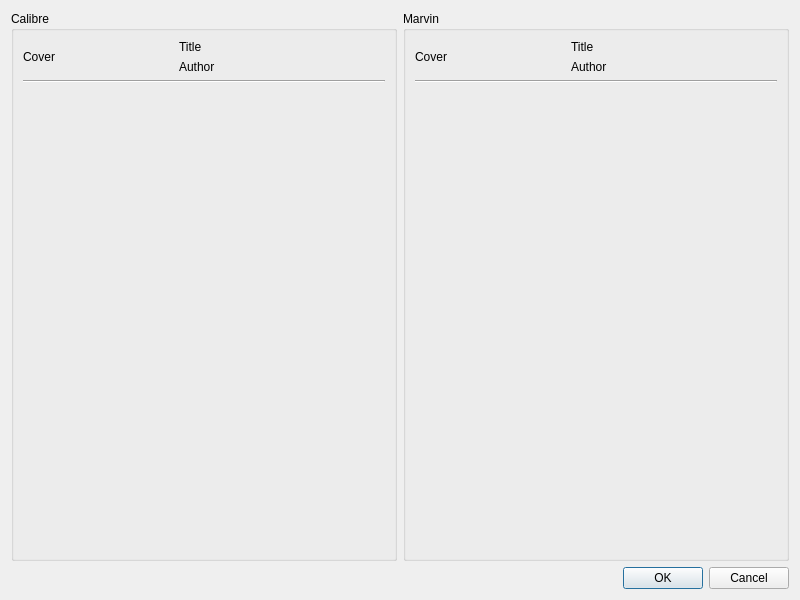
This is dialogs/metadata.ui in Philantrop/calibre-marvin-manager as Qt 5 draws it before an edit. The edited form follows.
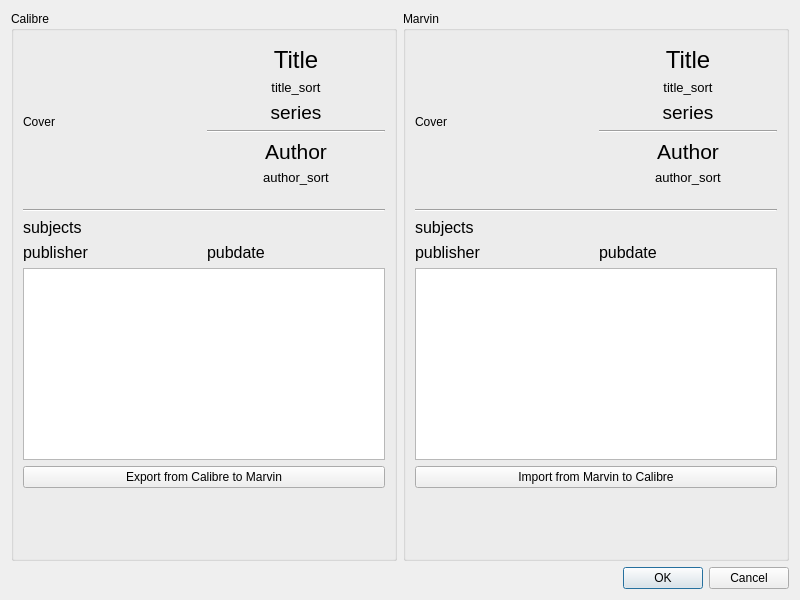
This is the edited form. Icons and pictures are not drawn.

Commit message: Metadata Dialog, mismatch highlighting.

```diff
--- a/dialogs/metadata.ui
+++ b/dialogs/metadata.ui
@@ -30,12 +30,12 @@
          <layout class="QVBoxLayout" name="calibre_vl">
           <item>
            <layout class="QGridLayout" name="calibre_cta_gbl">
-            <item row="0" column="0" rowspan="2">
+            <item row="0" column="0" rowspan="5">
              <widget class="QLabel" name="calibre_cover">
               <property name="maximumSize">
                <size>
-                <width>150</width>
-                <height>150</height>
+                <width>16777215</width>
+                <height>16777215</height>
                </size>
               </property>
               <property name="text">
@@ -43,31 +43,186 @@
               </property>
              </widget>
             </item>
-            <item row="0" column="1">
-             <widget class="QLabel" name="calibre_title">
-              <property name="text">
-               <string>Title</string>
-              </property>
-             </widget>
-            </item>
             <item row="1" column="1">
-             <widget class="QLabel" name="calibre_author">
-              <property name="text">
-               <string>Author</string>
-              </property>
-             </widget>
+             <layout class="QVBoxLayout" name="calibre_ta_vl">
+              <item>
+               <widget class="QLabel" name="calibre_title">
+                <property name="font">
+                 <font>
+                  <family>Helvetica</family>
+                  <pointsize>18</pointsize>
+                 </font>
+                </property>
+                <property name="text">
+                 <string>Title</string>
+                </property>
+                <property name="alignment">
+                 <set>Qt::AlignCenter</set>
+                </property>
+                <property name="wordWrap">
+                 <bool>true</bool>
+                </property>
+               </widget>
+              </item>
+              <item>
+               <widget class="QLabel" name="calibre_title_sort">
+                <property name="font">
+                 <font>
+                  <family>Helvetica</family>
+                  <pointsize>10</pointsize>
+                 </font>
+                </property>
+                <property name="text">
+                 <string>title_sort</string>
+                </property>
+                <property name="alignment">
+                 <set>Qt::AlignHCenter|Qt::AlignTop</set>
+                </property>
+                <property name="wordWrap">
+                 <bool>true</bool>
+                </property>
+               </widget>
+              </item>
+              <item>
+               <widget class="QLabel" name="calibre_series">
+                <property name="font">
+                 <font>
+                  <family>Helvetica</family>
+                  <pointsize>14</pointsize>
+                 </font>
+                </property>
+                <property name="text">
+                 <string>series</string>
+                </property>
+                <property name="alignment">
+                 <set>Qt::AlignCenter</set>
+                </property>
+               </widget>
+              </item>
+              <item>
+               <widget class="Line" name="line">
+                <property name="orientation">
+                 <enum>Qt::Horizontal</enum>
+                </property>
+               </widget>
+              </item>
+              <item>
+               <widget class="QLabel" name="calibre_authors">
+                <property name="font">
+                 <font>
+                  <family>Helvetica</family>
+                  <pointsize>16</pointsize>
+                 </font>
+                </property>
+                <property name="text">
+                 <string>Author</string>
+                </property>
+                <property name="alignment">
+                 <set>Qt::AlignCenter</set>
+                </property>
+                <property name="wordWrap">
+                 <bool>true</bool>
+                </property>
+               </widget>
+              </item>
+              <item>
+               <widget class="QLabel" name="calibre_author_sort">
+                <property name="font">
+                 <font>
+                  <family>Helvetica</family>
+                  <pointsize>10</pointsize>
+                 </font>
+                </property>
+                <property name="text">
+                 <string>author_sort</string>
+                </property>
+                <property name="alignment">
+                 <set>Qt::AlignHCenter|Qt::AlignTop</set>
+                </property>
+                <property name="wordWrap">
+                 <bool>true</bool>
+                </property>
+               </widget>
+              </item>
+             </layout>
             </item>
            </layout>
           </item>
          </layout>
         </item>
         <item>
-         <widget class="Line" name="line">
+         <widget class="Line" name="line_3">
           <property name="orientation">
            <enum>Qt::Horizontal</enum>
           </property>
          </widget>
         </item>
+        <item>
+         <widget class="QLabel" name="calibre_subjects">
+          <property name="font">
+           <font>
+            <family>Helvetica</family>
+            <pointsize>12</pointsize>
+           </font>
+          </property>
+          <property name="text">
+           <string>subjects</string>
+          </property>
+          <property name="wordWrap">
+           <bool>true</bool>
+          </property>
+         </widget>
+        </item>
+        <item>
+         <layout class="QHBoxLayout" name="calibre_published_hl">
+          <item>
+           <widget class="QLabel" name="calibre_publisher">
+            <property name="font">
+             <font>
+              <family>Helvetica</family>
+              <pointsize>12</pointsize>
+             </font>
+            </property>
+            <property name="text">
+             <string>publisher</string>
+            </property>
+           </widget>
+          </item>
+          <item>
+           <widget class="QLabel" name="calibre_pubdate">
+            <property name="font">
+             <font>
+              <family>Helvetica</family>
+              <pointsize>12</pointsize>
+             </font>
+            </property>
+            <property name="text">
+             <string>pubdate</string>
+            </property>
+           </widget>
+          </item>
+         </layout>
+        </item>
+        <item>
+         <widget class="QTextBrowser" name="calibre_description">
+          <property name="enabled">
+           <bool>true</bool>
+          </property>
+          <property name="maximumSize">
+           <size>
+            <width>16777215</width>
+            <height>16777215</height>
+           </size>
+          </property>
+         </widget>
+        </item>
+        <item>
+         <widget class="QPushButton" name="export_to_marvin_button">
+          <property name="text">
+           <string>Export from Calibre to Marvin</string>
+          </property>
+         </widget>
+        </item>
         <item>
          <spacer name="calibre_vs">
           <property name="orientation">
@@ -94,30 +249,122 @@
          <layout class="QVBoxLayout" name="marvin_vl">
           <item>
            <layout class="QGridLayout" name="marvin_cta_gbl">
-            <item row="0" column="0" rowspan="2">
+            <item row="1" column="1">
+             <layout class="QVBoxLayout" name="marvin_ta_vl">
+              <item>
+               <widget class="QLabel" name="marvin_title">
+                <property name="font">
+                 <font>
+                  <family>Helvetica</family>
+                  <pointsize>18</pointsize>
+                 </font>
+                </property>
+                <property name="text">
+                 <string>Title</string>
+                </property>
+                <property name="alignment">
+                 <set>Qt::AlignCenter</set>
+                </property>
+                <property name="wordWrap">
+                 <bool>true</bool>
+                </property>
+               </widget>
+              </item>
+              <item>
+               <widget class="QLabel" name="marvin_title_sort">
+                <property name="font">
+                 <font>
+                  <family>Helvetica</family>
+                  <pointsize>10</pointsize>
+                 </font>
+                </property>
+                <property name="text">
+                 <string>title_sort</string>
+                </property>
+                <property name="alignment">
+                 <set>Qt::AlignHCenter|Qt::AlignTop</set>
+                </property>
+                <property name="wordWrap">
+                 <bool>true</bool>
+                </property>
+               </widget>
+              </item>
+              <item>
+               <widget class="QLabel" name="marvin_series">
+                <property name="font">
+                 <font>
+                  <family>Helvetica</family>
+                  <pointsize>14</pointsize>
+                 </font>
+                </property>
+                <property name="text">
+                 <string>series</string>
+                </property>
+                <property name="alignment">
+                 <set>Qt::AlignCenter</set>
+                </property>
+               </widget>
+              </item>
+              <item>
+               <widget class="Line" name="line_2">
+                <property name="orientation">
+                 <enum>Qt::Horizontal</enum>
+                </property>
+               </widget>
+              </item>
+              <item>
+               <widget class="QLabel" name="marvin_authors">
+                <property name="font">
+                 <font>
+                  <family>Helvetica</family>
+                  <pointsize>16</pointsize>
+                 </font>
+                </property>
+                <property name="text">
+                 <string>Author</string>
+                </property>
+                <property name="alignment">
+                 <set>Qt::AlignCenter</set>
+                </property>
+                <property name="wordWrap">
+                 <bool>true</bool>
+                </property>
+               </widget>
+              </item>
+              <item>
+               <widget class="QLabel" name="marvin_author_sort">
+                <property name="font">
+                 <font>
+                  <family>Helvetica</family>
+                  <pointsize>10</pointsize>
+                 </font>
+                </property>
+                <property name="text">
+                 <string>author_sort</string>
+                </property>
+                <property name="alignment">
+                 <set>Qt::AlignCenter</set>
+                </property>
+                <property name="wordWrap">
+                 <bool>true</bool>
+                </property>
+               </widget>
+              </item>
+             </layout>
+            </item>
+            <item row="0" column="0" rowspan="5">
              <widget class="QLabel" name="marvin_cover">
               <property name="maximumSize">
                <size>
-                <width>150</width>
-                <height>150</height>
+                <width>16777215</width>
+                <height>16777215</height>
                </size>
               </property>
               <property name="text">
                <string>Cover</string>
               </property>
-             </widget>
-            </item>
-            <item row="0" column="1">
-             <widget class="QLabel" name="marvin_title">
-              <property name="text">
-               <string>Title</string>
-              </property>
-             </widget>
-            </item>
-            <item row="1" column="1">
-             <widget class="QLabel" name="marvin_author">
-              <property name="text">
-               <string>Author</string>
+              <property name="wordWrap">
+               <bool>true</bool>
               </property>
              </widget>
             </item>
@@ -126,14 +373,80 @@
          </layout>
         </item>
         <item>
-         <widget class="Line" name="line_2">
+         <widget class="Line" name="line_4">
           <property name="orientation">
            <enum>Qt::Horizontal</enum>
           </property>
          </widget>
         </item>
         <item>
-         <spacer name="calibre_vs_2">
+         <widget class="QLabel" name="marvin_subjects">
+          <property name="font">
+           <font>
+            <family>Helvetica</family>
+            <pointsize>12</pointsize>
+           </font>
+          </property>
+          <property name="text">
+           <string>subjects</string>
+          </property>
+          <property name="wordWrap">
+           <bool>true</bool>
+          </property>
+         </widget>
+        </item>
+        <item>
+         <layout class="QHBoxLayout" name="marvin_published_hl">
+          <item>
+           <widget class="QLabel" name="marvin_publisher">
+            <property name="font">
+             <font>
+              <family>Helvetica</family>
+              <pointsize>12</pointsize>
+             </font>
+            </property>
+            <property name="text">
+             <string>publisher</string>
+            </property>
+           </widget>
+          </item>
+          <item>
+           <widget class="QLabel" name="marvin_pubdate">
+            <property name="font">
+             <font>
+              <family>Helvetica</family>
+              <pointsize>12</pointsize>
+             </font>
+            </property>
+            <property name="text">
+             <string>pubdate</string>
+            </property>
+           </widget>
+          </item>
+         </layout>
+        </item>
+        <item>
+         <widget class="QTextBrowser" name="marvin_description">
+          <property name="enabled">
+           <bool>true</bool>
+          </property>
+          <property name="maximumSize">
+           <size>
+            <width>16777215</width>
+            <height>16777215</height>
+           </size>
+          </property>
+         </widget>
+        </item>
+        <item>
+         <widget class="QPushButton" name="import_from_marvin_button">
+          <property name="text">
+           <string>Import from Marvin to Calibre</string>
+          </property>
+         </widget>
+        </item>
+        <item>
+         <spacer name="marvin_vs">
           <property name="orientation">
            <enum>Qt::Vertical</enum>
           </property>
```
Left out of the diff: 2 changed lines with no effect on the pictures. The commit also changes 2 other files.
